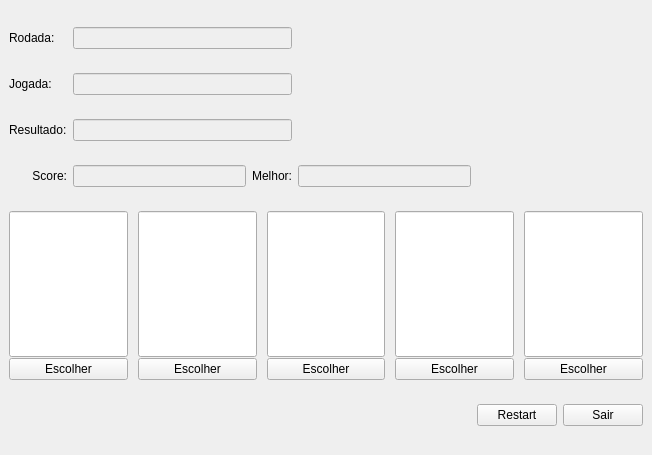
First picture: the form in design.ui, repository kmlino/carta-maior, before the edit.
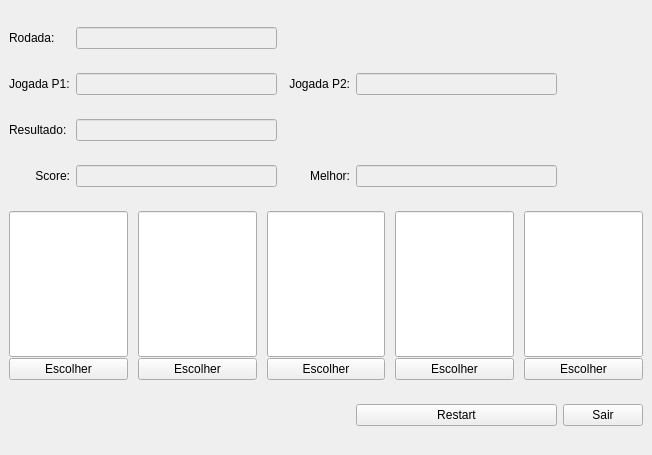
Second picture: the form after the edit.

What changed in the file:
```diff
--- a/design.ui
+++ b/design.ui
@@ -24,28 +24,7 @@
     <item row="1" column="0">
      <widget class="QLabel" name="label_2">
       <property name="text">
-       <string>Jogada:</string>
-      </property>
-     </widget>
-    </item>
-    <item row="1" column="1" colspan="2">
-     <widget class="QLineEdit" name="jogada">
-      <property name="enabled">
-       <bool>false</bool>
-      </property>
-     </widget>
-    </item>
-    <item row="2" column="1" colspan="2">
-     <widget class="QLineEdit" name="resultado">
-      <property name="enabled">
-       <bool>false</bool>
-      </property>
-     </widget>
-    </item>
-    <item row="2" column="0">
-     <widget class="QLabel" name="label_3">
-      <property name="text">
-       <string>Resultado:</string>
+       <string>Jogada P1:</string>
       </property>
      </widget>
     </item>
@@ -68,13 +47,10 @@
       </property>
      </widget>
     </item>
-    <item row="0" column="1" colspan="2">
-     <widget class="QLineEdit" name="rodada">
-      <property name="enabled">
-       <bool>false</bool>
-      </property>
-      <property name="alignment">
-       <set>Qt::AlignLeading|Qt::AlignLeft|Qt::AlignVCenter</set>
+    <item row="2" column="0">
+     <widget class="QLabel" name="label_3">
+      <property name="text">
+       <string>Resultado:</string>
       </property>
      </widget>
     </item>
@@ -102,26 +78,6 @@
       </property>
      </widget>
     </item>
-    <item row="3" column="3">
-     <widget class="QLineEdit" name="melhor">
-      <property name="enabled">
-       <bool>false</bool>
-      </property>
-     </widget>
-    </item>
-    <item row="3" column="2">
-     <widget class="QLabel" name="label_5">
-      <property name="layoutDirection">
-       <enum>Qt::LeftToRight</enum>
-      </property>
-      <property name="text">
-       <string>Melhor:</string>
-      </property>
-      <property name="alignment">
-       <set>Qt::AlignRight|Qt::AlignTrailing|Qt::AlignVCenter</set>
-      </property>
-     </widget>
-    </item>
     <item row="6" column="4">
      <widget class="QPushButton" name="restart">
       <property name="text">
@@ -221,6 +177,70 @@
       </item>
      </layout>
     </item>
+    <item row="1" column="1">
+     <widget class="QLineEdit" name="jogada_p1">
+      <property name="enabled">
+       <bool>false</bool>
+      </property>
+      <property name="placeholderText">
+       <string/>
+      </property>
+     </widget>
+    </item>
+    <item row="0" column="1">
+     <widget class="QLineEdit" name="rodada">
+      <property name="enabled">
+       <bool>false</bool>
+      </property>
+      <property name="alignment">
+       <set>Qt::AlignLeading|Qt::AlignLeft|Qt::AlignVCenter</set>
+      </property>
+     </widget>
+    </item>
+    <item row="1" column="3">
+     <widget class="QLabel" name="label_1">
+      <property name="text">
+       <string>Jogada P2:</string>
+      </property>
+      <property name="alignment">
+       <set>Qt::AlignRight|Qt::AlignTrailing|Qt::AlignVCenter</set>
+      </property>
+     </widget>
+    </item>
+    <item row="2" column="1">
+     <widget class="QLineEdit" name="resultado">
+      <property name="enabled">
+       <bool>false</bool>
+      </property>
+     </widget>
+    </item>
+    <item row="1" column="4">
+     <widget class="QLineEdit" name="jogada_p2">
+      <property name="enabled">
+       <bool>false</bool>
+      </property>
+     </widget>
+    </item>
+    <item row="3" column="4">
+     <widget class="QLineEdit" name="melhor">
+      <property name="enabled">
+       <bool>false</bool>
+      </property>
+     </widget>
+    </item>
+    <item row="3" column="3">
+     <widget class="QLabel" name="label_5">
+      <property name="layoutDirection">
+       <enum>Qt::LeftToRight</enum>
+      </property>
+      <property name="text">
+       <string>Melhor:</string>
+      </property>
+      <property name="alignment">
+       <set>Qt::AlignRight|Qt::AlignTrailing|Qt::AlignVCenter</set>
+      </property>
+     </widget>
+    </item>
    </layout>
   </widget>
  </widget>
```
